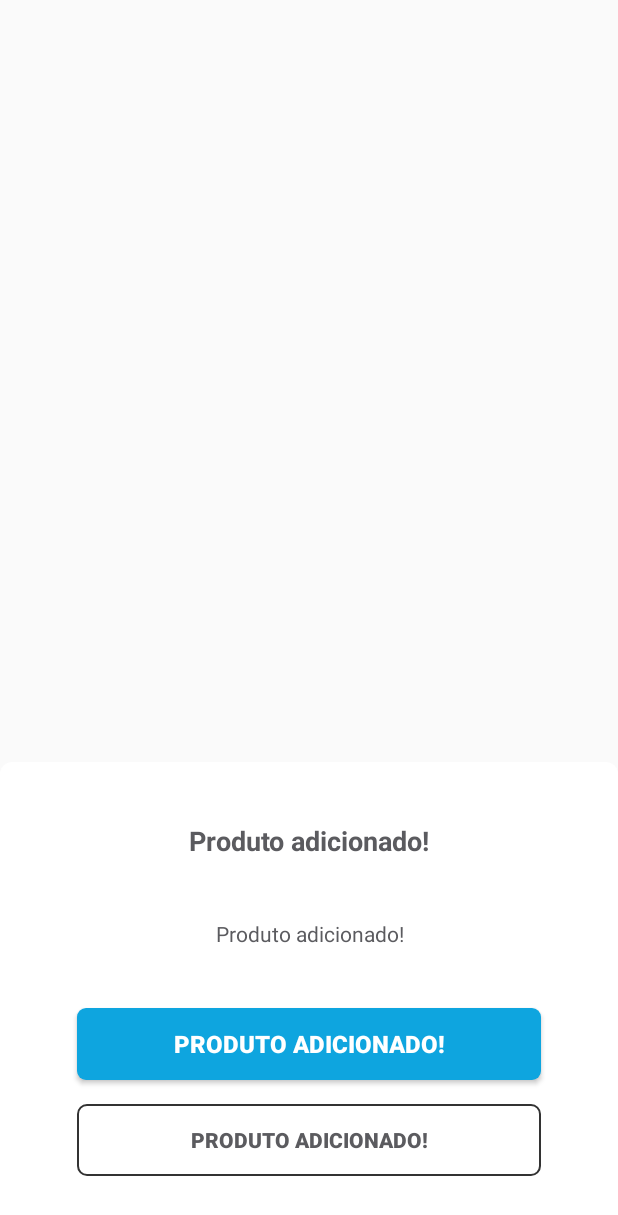
After one commit to premacck/interact, an Android app: the layout bottom_sheet_intera.xml on its own in the app's theme, with its tools: preview values and no code run, on a phone screen of 412 x 824 dp. The commit adds this screen. Shown: the top 1215 px of the screen. Run offline under Robolectric (Android 15) with nearby library versions, the phone set to English and light mode, and no system bars.

Commit message:
Added base for bottom sheets
Added ProductAddedBottomSheet

```diff
--- a/app/src/main/java/com/techmesystem/intera/productdetail/ui/ProductDetailActivity.kt
+++ b/app/src/main/java/com/techmesystem/intera/productdetail/ui/ProductDetailActivity.kt
@@ -196,6 +196,9 @@ class ProductDetailActivity : BaseActivity() {
     btn_compare_and_prove.onDebounceClick {
       CompareAndProveActivity.launch(this, mainProduct)
     }
+    btn_add_product.onDebounceClick {
+      ProductAddedBottomSheet().show(supportFragmentManager)
+    }
   }
 
   override fun onActivityResult(requestCode: Int, resultCode: Int, data: Intent?) {
--- /dev/null
+++ b/app/src/main/res/drawable-anydpi/bg_bottom_sheet.xml
@@ -0,0 +1,8 @@
+<?xml version="1.0" encoding="utf-8"?>
+<shape xmlns:android="http://schemas.android.com/apk/res/android"
+  android:shape="rectangle">
+  <solid android:color="@android:color/white" />
+  <corners
+    android:topLeftRadius="@dimen/margin_8dp"
+    android:topRightRadius="@dimen/margin_8dp" />
+</shape>
--- /dev/null
+++ b/app/src/main/res/layout/bottom_sheet_intera.xml
@@ -0,0 +1,60 @@
+<?xml version="1.0" encoding="utf-8"?>
+<androidx.constraintlayout.widget.ConstraintLayout xmlns:android="http://schemas.android.com/apk/res/android"
+  xmlns:app="http://schemas.android.com/apk/res-auto"
+  xmlns:tools="http://schemas.android.com/tools"
+  android:layout_width="match_parent"
+  android:layout_height="wrap_content"
+  android:layout_gravity="bottom"
+  android:orientation="vertical"
+  tools:background="@drawable/bg_bottom_sheet">
+
+  <TextView
+    android:id="@+id/tv_title"
+    style="@style/Text18BoldWrapWrap"
+    android:layout_gravity="center"
+    android:layout_marginTop="@dimen/margin_20dp"
+    android:gravity="center"
+    android:paddingTop="@dimen/margin_20dp"
+    android:paddingBottom="@dimen/margin_20dp"
+    app:layout_constraintEnd_toEndOf="parent"
+    app:layout_constraintStart_toStartOf="parent"
+    app:layout_constraintTop_toTopOf="parent"
+    tools:text="@string/product_added" />
+
+  <TextView
+    android:id="@+id/tv_message"
+    style="@style/Text14WrapWrap"
+    android:layout_gravity="center"
+    android:gravity="center"
+    android:paddingTop="@dimen/margin_20dp"
+    android:paddingBottom="@dimen/margin_20dp"
+    app:layout_constraintEnd_toEndOf="parent"
+    app:layout_constraintStart_toStartOf="parent"
+    app:layout_constraintTop_toBottomOf="@id/tv_title"
+    tools:text="@string/product_added" />
+
+  <Button
+    android:id="@+id/btn_positive"
+    style="@style/ButtonPrimary"
+    android:layout_width="@dimen/margin_0dp"
+    android:layout_marginTop="@dimen/margin_20dp"
+    app:layout_constraintEnd_toEndOf="parent"
+    app:layout_constraintStart_toStartOf="parent"
+    app:layout_constraintTop_toBottomOf="@id/tv_message"
+    app:layout_constraintWidth_percent="0.75"
+    tools:text="@string/product_added" />
+
+  <Button
+    android:id="@+id/btn_negative"
+    style="@style/ButtonGhost"
+    android:layout_width="@dimen/margin_0dp"
+    android:layout_marginTop="@dimen/margin_16dp"
+    android:layout_marginBottom="40dp"
+    app:layout_constraintBottom_toBottomOf="parent"
+    app:layout_constraintEnd_toEndOf="parent"
+    app:layout_constraintStart_toStartOf="parent"
+    app:layout_constraintTop_toBottomOf="@id/btn_positive"
+    app:layout_constraintWidth_percent="0.75"
+    tools:text="@string/product_added" />
+
+</androidx.constraintlayout.widget.ConstraintLayout>
--- a/app/src/main/res/values/strings.xml
+++ b/app/src/main/res/values/strings.xml
@@ -44,5 +44,9 @@
   <string name="market_average">Média de Mercado</string>
   <string name="average_market_history">Histórico média do Mercado (R$)</string>
   <string name="price_history">Histórico de preços</string>
+  <string name="product_added">Produto adicionado!</string>
+  <string name="you_saved_x">Voce ecomomizou R$ %1$s</string>
+  <string name="checkout">Finalizar Compra</string>
+  <string name="keep_buying">Continuar Comprando</string>
 </resources>
 <!--\u000D-->
--- a/app/src/main/res/values/styles.xml
+++ b/app/src/main/res/values/styles.xml
@@ -105,7 +105,7 @@
 
     <!-- set the rounded drawable as registration_background to your bottom sheet -->
     <style name="BottomSheet" parent="@style/Widget.Design.BottomSheet.Modal">
-        <item name="android:background">@drawable/rounded_dialog</item>
+        <item name="android:background">@drawable/bg_bottom_sheet</item>
     </style>
 
     <style name="BaseBottomSheetDialog" parent="@style/Theme.Design.Light.BottomSheetDialog">
@@ -114,6 +114,8 @@
         <item name="android:statusBarColor">@color/transparent</item>
         <item name="bottomSheetStyle">@style/BottomSheet</item>
     </style>
+
+    <style name="BottomSheetDialogTheme" parent="BaseBottomSheetDialog" />
 
     <style name="TextWrapWrap" parent="WrapWidthWrapHeight">
         <item name="android:textSize">@dimen/txt_size_14sp</item>
@@ -211,4 +213,14 @@
         <item name="android:textColor">@color/white</item>
     </style>
 
+    <style name="ButtonGhost" parent="Widget.AppCompat.Button">">
+        <item name="android:layout_width">match_parent</item>
+        <item name="android:layout_height">wrap_content</item>
+        <item name="android:background">@drawable/bg_btn_ghost</item>
+        <item name="android:textSize">@dimen/txt_size_14sp</item>
+        <item name="android:stateListAnimator">@animator/scale_on_touch</item>
+        <item name="android:textStyle">bold</item>
+        <item name="android:textColor">@color/color_5B5B5F</item>
+    </style>
+
 </resources>
```
Also changed, not shown: app/src/main/java/com/techmesystem/intera/base/bottomsheet/BaseBottomSheet.kt (added, +26 -0 lines), app/src/main/java/com/techmesystem/intera/base/bottomsheet/InteraBottomSheet.kt (added, +43 -0 lines), app/src/main/java/com/techmesystem/intera/productdetail/ui/ProductAddedBottomSheet.kt (added, +27 -0 lines), app/src/main/res/drawable/ic_you_saved.xml (added, +9 -0 lines), app/src/main/res/drawable/rounded_dialog.xml (deleted, +0 -8 lines).
